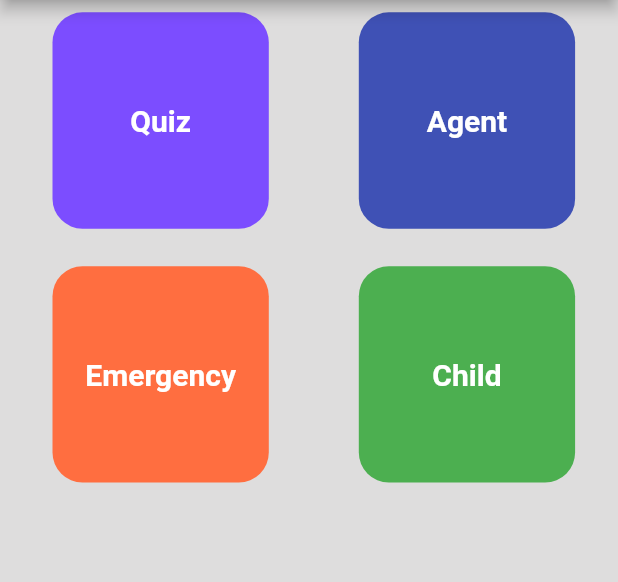
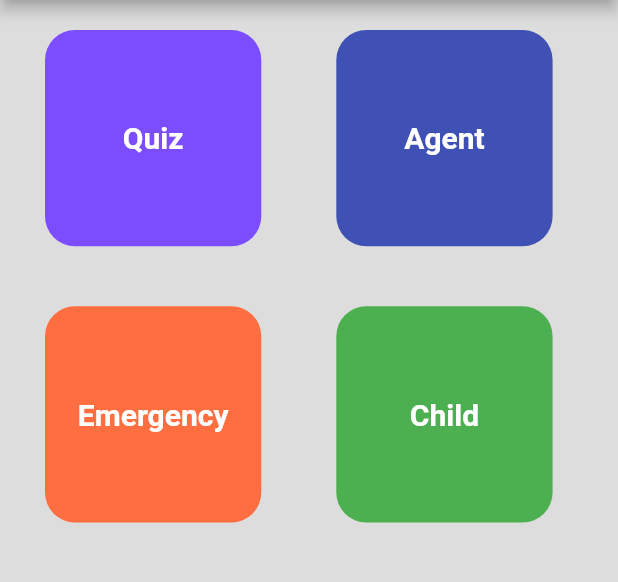
Before and after one commit to samiraliyev573/bchacks2021-seniorhelp, a Flutter app: the screen it shows after launch, on a phone screen of 412 x 824 dp, the part 84-666 px from its top. Run offline on Flutter 3.47's test engine with Material 2 defaults, Android fonts, the phone set to English and light mode, and no system bars; our stand-ins replace firebase_core; accounts and stored records are empty.

Commit message:
Routes/Screens and some pages setup

```diff
--- a/seniorhelp/lib/main.dart
+++ b/seniorhelp/lib/main.dart
@@ -1,5 +1,7 @@
 import 'package:flutter/material.dart';
-import 'quiz.dart';
+import 'screens/home_page.dart';
+import 'screens/quiz.dart';
+import 'screens/talk_page.dart';
 import 'package:firebase_core/firebase_core.dart';
 
 void main() async {
@@ -17,7 +19,9 @@ class MyApp extends StatelessWidget {
         ),
         initialRoute: '/',
         routes: {
-          '/': (context) => Quiz(),
+          '/': (context) => HomePage(),
+          '/talk': (context) => TalkPage(),
+          '/quiz': (context) => Quiz(),
         });
   }
 }
--- /dev/null
+++ b/seniorhelp/lib/screens/home_page.dart
@@ -0,0 +1,121 @@
+import 'package:flutter/material.dart';
+
+class HomePage extends StatelessWidget {
+  double _mediaHeight;
+  double _mediaWidth;
+
+  List<String> boxes = ["Quiz", "Agent", "Emergency", "Child"];
+  List<Color> boxesColors = [
+    Colors.deepPurpleAccent,
+    Colors.indigo,
+    Colors.deepOrangeAccent,
+    Colors.green
+  ];
+
+  @override
+  Widget build(BuildContext context) {
+    _mediaHeight = MediaQuery.of(context).size.height;
+    _mediaWidth = MediaQuery.of(context).size.width;
+
+    return Scaffold(
+        backgroundColor: Color(0xffdedddd),
+        appBar: AppBar(
+          backgroundColor: Color(0Xff48758d),
+          title: Text('Senior Help'),
+          centerTitle: true,
+        ),
+        body: Column(
+          children: [
+            Row(
+              children: [
+                SizedBox(width: 10),
+                Container(
+                  margin: EdgeInsets.all(20),
+                  height: _mediaWidth * 0.35,
+                  width: _mediaWidth * 0.35,
+                  child: Center(
+                    child: Text(
+                      "Quiz",
+                      style: TextStyle(
+                          fontWeight: FontWeight.bold,
+                          fontSize: 20,
+                          color: Colors.white),
+                    ),
+                  ),
+                  decoration: BoxDecoration(
+                    borderRadius: BorderRadius.all(Radius.circular(20)),
+                    color: Colors.deepPurpleAccent,
+                  ),
+                ),
+                SizedBox(width: 10),
+                GestureDetector(
+                  onTap: () {
+                    Navigator.pushNamed(context, '/talk');
+                  },
+                  child: Container(
+                    margin: EdgeInsets.all(20),
+                    height: _mediaWidth * 0.35,
+                    width: _mediaWidth * 0.35,
+                    child: Center(
+                      child: Text(
+                        "Agent",
+                        style: TextStyle(
+                            fontWeight: FontWeight.bold,
+                            fontSize: 20,
+                            color: Colors.white),
+                      ),
+                    ),
+                    decoration: BoxDecoration(
+                      borderRadius: BorderRadius.all(Radius.circular(20)),
+                      color: Colors.indigo,
+                    ),
+                  ),
+                ),
+              ],
+            ),
+            Row(
+              children: [
+                SizedBox(width: 10),
+                Container(
+                  margin: EdgeInsets.all(20),
+                  height: _mediaWidth * 0.35,
+                  width: _mediaWidth * 0.35,
+                  child: Center(
+                    child: Text(
+                      "Emergency",
+                      style: TextStyle(
+                          fontWeight: FontWeight.bold,
+                          fontSize: 20,
+                          color: Colors.white),
+                    ),
+                  ),
+                  decoration: BoxDecoration(
+                    borderRadius: BorderRadius.all(Radius.circular(20)),
+                    color: Colors.deepOrangeAccent,
+                  ),
+                ),
+                SizedBox(width: 10),
+                Container(
+                  margin: EdgeInsets.all(20),
+                  height: _mediaWidth * 0.35,
+                  width: _mediaWidth * 0.35,
+                  child: Center(
+                    child: Text(
+                      "Child",
+                      style: TextStyle(
+                          fontWeight: FontWeight.bold,
+                          fontSize: 20,
+                          color: Colors.white),
+                    ),
+                  ),
+                  decoration: BoxDecoration(
+                    borderRadius: BorderRadius.all(Radius.circular(20)),
+                    color: Colors.green,
+                  ),
+                ),
+              ],
+            )
+          ],
+        ));
+  }
+}
--- /dev/null
+++ b/seniorhelp/lib/screens/talk_page.dart
@@ -0,0 +1,12 @@
+import 'package:flutter/material.dart';
+
+class TalkPage extends StatelessWidget {
+  @override
+  Widget build(BuildContext context) {
+    return Scaffold(
+      body: Center(
+        child: Text("Talk Page"),
+      ),
+    );
+  }
+}
```
Also changed, not shown: seniorhelp/lib/screens/quiz.dart (renamed from seniorhelp/lib/quiz.dart).
